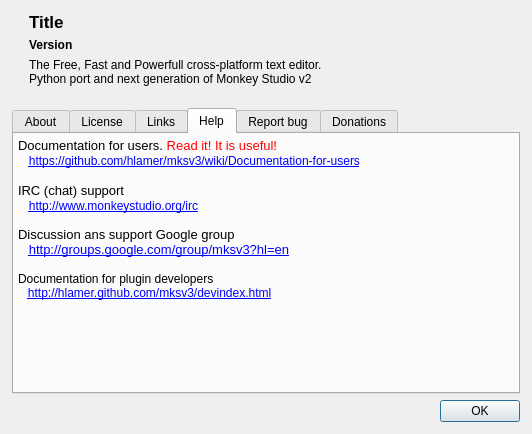
First picture: the form in mks/plugins/helpmenu/UIAbout.ui, repository andreikop/enki, before the edit.
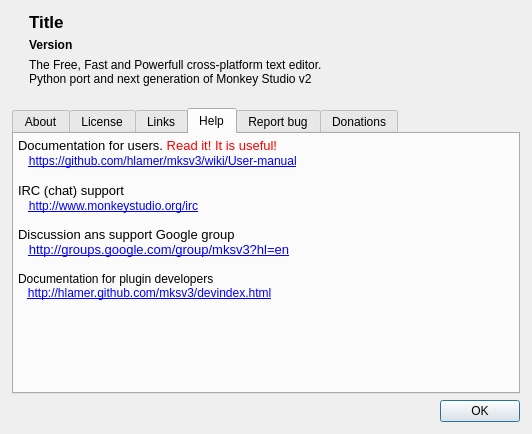
Second picture: the form after the edit. The open tabs and pages were chosen to show the change. Icons and pictures are not drawn.

Commit message: Fix user manual link

Diff of the .ui file:
```diff
--- a/mks/plugins/helpmenu/UIAbout.ui
+++ b/mks/plugins/helpmenu/UIAbout.ui
@@ -503,7 +503,7 @@
 &lt;tr&gt;
 &lt;td&gt;
 &lt;p style=&quot; margin-top:0px; margin-bottom:0px; margin-left:0px; margin-right:0px; -qt-block-indent:0; text-indent:0px;&quot;&gt;&lt;span style=&quot; font-family:'Droid Sans'; font-size:10pt;&quot;&gt;Documentation for users. &lt;/span&gt;&lt;span style=&quot; font-family:'Droid Sans'; font-size:10pt; color:#ff0000;&quot;&gt;Read it! It is useful!&lt;/span&gt;&lt;/p&gt;
-&lt;p style=&quot; margin-top:0px; margin-bottom:0px; margin-left:0px; margin-right:0px; -qt-block-indent:0; text-indent:0px;&quot;&gt;&lt;span style=&quot; font-family:'Droid Sans'; font-size:10pt;&quot;&gt;   &lt;/span&gt;&lt;a href=&quot;https://github.com/hlamer/mksv3/wiki/Documentation-for-users&quot;&gt;&lt;span style=&quot; font-family:'Sans'; font-size:9pt; text-decoration: underline; color:#0000ff;&quot;&gt;https://github.com/hlamer/mksv3/wiki/Documentation-for-users&lt;/span&gt;&lt;/a&gt;&lt;/p&gt;
+&lt;p style=&quot; margin-top:0px; margin-bottom:0px; margin-left:0px; margin-right:0px; -qt-block-indent:0; text-indent:0px;&quot;&gt;&lt;span style=&quot; font-family:'Droid Sans'; font-size:10pt;&quot;&gt;   &lt;/span&gt;&lt;a href=&quot;https://github.com/hlamer/mksv3/wiki/User-manual&quot;&gt;&lt;span style=&quot; font-family:'Sans'; font-size:9pt; text-decoration: underline; color:#0000ff;&quot;&gt;https://github.com/hlamer/mksv3/wiki/User-manual&lt;/span&gt;&lt;/a&gt;&lt;/p&gt;
 &lt;p style=&quot;-qt-paragraph-type:empty; margin-top:0px; margin-bottom:0px; margin-left:0px; margin-right:0px; -qt-block-indent:0; text-indent:0px; font-family:'Droid Sans'; font-size:10pt;&quot;&gt;&lt;/p&gt;
 &lt;p style=&quot; margin-top:0px; margin-bottom:0px; margin-left:0px; margin-right:0px; -qt-block-indent:0; text-indent:0px;&quot;&gt;&lt;span style=&quot; font-family:'Droid Sans'; font-size:10pt;&quot;&gt;IRC (chat) support&lt;br /&gt;   &lt;/span&gt;&lt;a href=&quot;http://www.monkeystudio.org/irc&quot;&gt;&lt;span style=&quot; font-family:'Sans'; font-size:9pt; text-decoration: underline; color:#0000ff;&quot;&gt;http://www.monkeystudio.org/irc&lt;/span&gt;&lt;/a&gt;&lt;/p&gt;
 &lt;p style=&quot;-qt-paragraph-type:empty; margin-top:0px; margin-bottom:0px; margin-left:0px; margin-right:0px; -qt-block-indent:0; text-indent:0px; font-family:'Sans'; font-size:9pt; text-decoration: underline; color:#0000ff;&quot;&gt;&lt;/p&gt;&lt;/td&gt;&lt;/tr&gt;
```
The commit also changes 1 other file.
